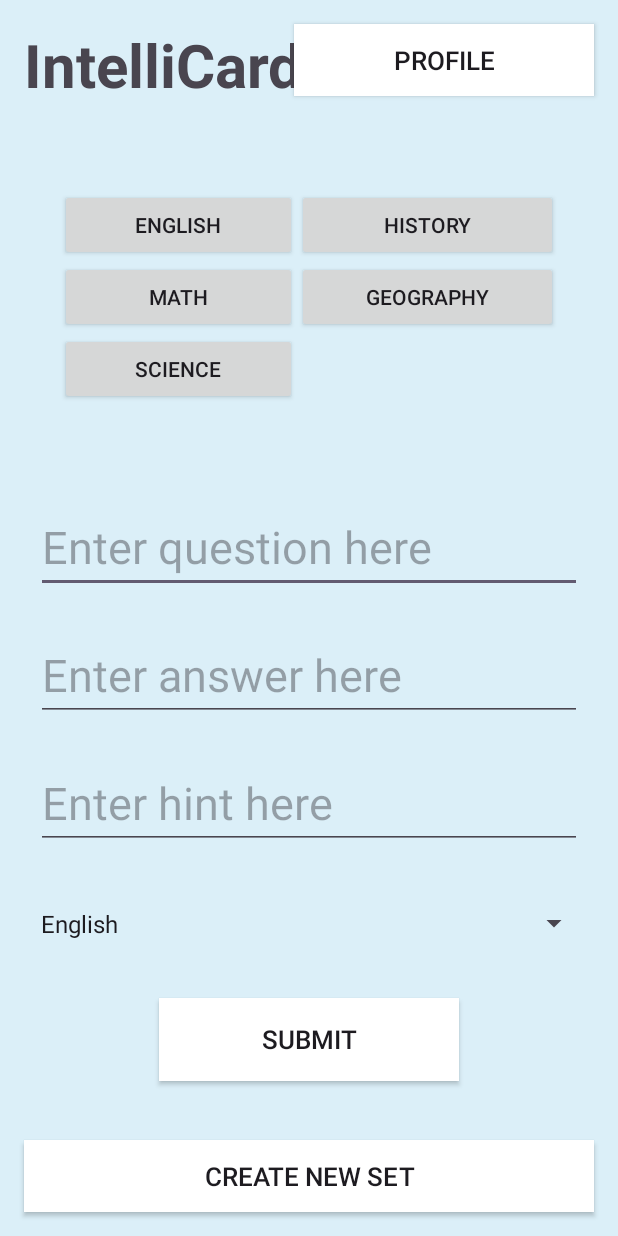
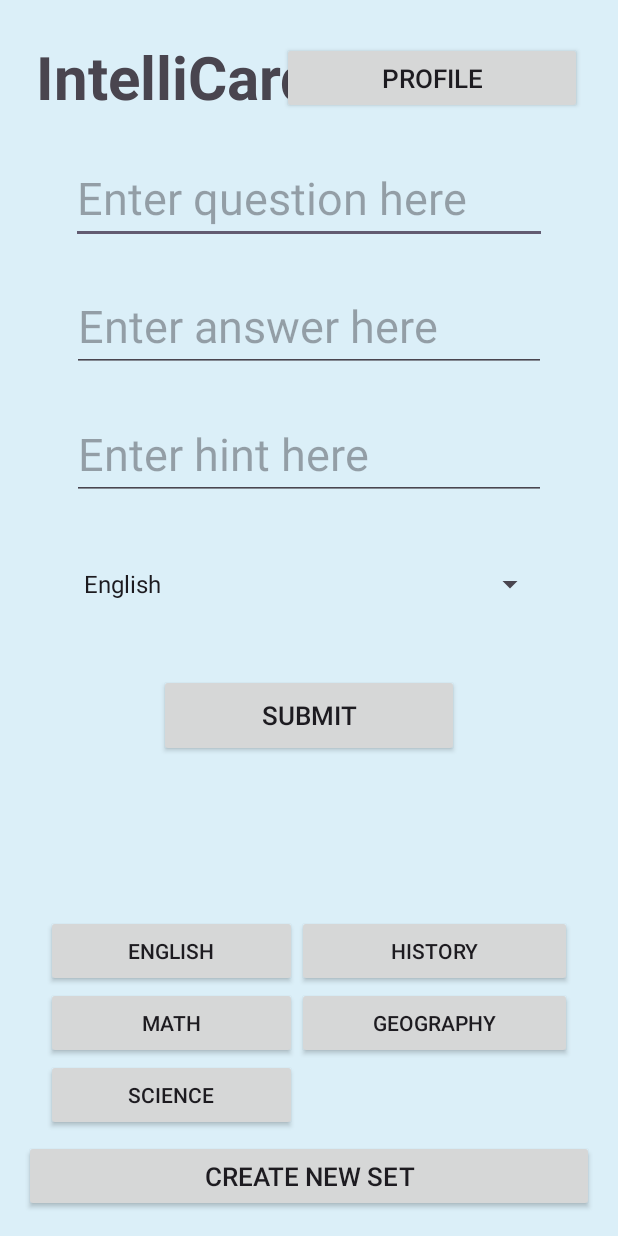
Before and after one commit to hkhan701/IntelliCards, an Android app: the MainActivity screen opened directly, with no data from a screen before it, on a phone screen of 412 x 824 dp. Run offline under Robolectric (Android 15) with nearby library versions, the phone set to English and light mode, and no system bars.

Commit message:
Updated appearance of the main UI, incomplete.

```diff
--- a/app/src/main/res/layout/activity_main.xml
+++ b/app/src/main/res/layout/activity_main.xml
@@ -8,12 +8,13 @@
     android:background="#dbeff8">
 
     <!-- Header with Title and Profile Button -->
+
     <TextView
         android:id="@+id/headerTitle"
         android:layout_width="wrap_content"
         android:layout_height="wrap_content"
-        android:layout_marginStart="16dp"
-        android:layout_marginTop="16dp"
+        android:layout_marginStart="24dp"
+        android:layout_marginTop="24dp"
         android:text="@string/appName"
         android:textSize="40sp"
         android:textStyle="bold"
@@ -24,41 +25,46 @@
         android:id="@+id/profileButton"
         android:layout_width="200dp"
         android:layout_height="wrap_content"
-        android:layout_marginEnd="16dp"
-        android:layout_marginTop="16dp"
+        android:layout_marginTop="28dp"
+        android:layout_marginEnd="24dp"
         android:text="@string/profile"
         android:textSize="17sp"
-        android:background="@color/cardview_light_background"
+        app:iconSize="20dp"
         app:layout_constraintEnd_toEndOf="parent"
         app:layout_constraintTop_toTopOf="parent" />
 
     <!-- Create New Flashcard -->
+
     <EditText
         android:id="@+id/question"
         android:layout_width="0dp"
         android:layout_height="wrap_content"
-        android:layout_margin="24dp"
+        android:layout_margin="23dp"
+        android:layout_marginTop="448dp"
         android:autofillHints="question"
         android:ems="10"
         android:hint="@string/questionPlaceHolder"
         android:inputType="text"
         android:textSize="30sp"
-        app:layout_constraintEnd_toEndOf="parent"
-        app:layout_constraintStart_toStartOf="parent"
-        app:layout_constraintTop_toBottomOf="@+id/scrollView3"/>
+        app:layout_constraintEnd_toEndOf="@id/profileButton"
+        app:layout_constraintHorizontal_bias="0.478"
+        app:layout_constraintStart_toStartOf="@+id/headerTitle"
+        app:layout_constraintTop_toBottomOf="@+id/headerTitle" />
 
     <EditText
         android:id="@+id/answer"
         android:layout_width="0dp"
         android:layout_height="wrap_content"
         android:layout_margin="24dp"
+        android:layout_marginTop="50dp"
         android:autofillHints="answer"
         android:ems="10"
         android:hint="@string/answerPlaceHolder"
         android:inputType="text"
         android:textSize="30sp"
-        app:layout_constraintEnd_toEndOf="parent"
-        app:layout_constraintStart_toStartOf="parent"
+        app:layout_constraintEnd_toEndOf="@+id/profileButton"
+        app:layout_constraintHorizontal_bias="0.347"
+        app:layout_constraintStart_toStartOf="@+id/headerTitle"
         app:layout_constraintTop_toBottomOf="@+id/question"/>
 
     <EditText
@@ -66,39 +72,39 @@
         android:layout_width="0dp"
         android:layout_height="wrap_content"
         android:layout_margin="24dp"
+        android:layout_marginTop="50dp"
         android:autofillHints="hint"
         android:ems="10"
         android:hint="@string/hintText"
         android:inputType="text"
         android:textSize="30sp"
-        app:layout_constraintEnd_toEndOf="parent"
-        app:layout_constraintStart_toStartOf="parent"
+        app:layout_constraintEnd_toEndOf="@+id/profileButton"
+        app:layout_constraintHorizontal_bias="0.347"
+        app:layout_constraintStart_toStartOf="@+id/headerTitle"
         app:layout_constraintTop_toBottomOf="@+id/answer"/>
 
     <Spinner
         android:id="@+id/flashcardSetSpinner"
-        android:layout_width="374dp"
-        android:layout_height="67dp"
-        android:layout_marginTop="16dp"
-        app:layout_constraintEnd_toEndOf="parent"
-        app:layout_constraintStart_toStartOf="parent"
-        app:layout_constraintTop_toBottomOf="@+id/hint" />
+        android:layout_width="0dp"
+        android:layout_margin="24dp"
+        android:layout_height="64dp"
+        android:layout_marginTop="30dp"
+        app:layout_constraintEnd_toEndOf="@+id/profileButton"
+        app:layout_constraintHorizontal_bias="0.347"
+        app:layout_constraintStart_toStartOf="@+id/headerTitle"
+        app:layout_constraintTop_toBottomOf="@+id/hint"/>
 
     <Button
         android:id="@+id/submitFlashcard"
         android:layout_width="200dp"
         android:layout_height="55dp"
-        android:layout_marginTop="16dp"
+        android:layout_marginTop="28dp"
         android:text="@string/submitBtnText"
-        android:background="@color/cardview_light_background"
         android:textSize="17sp"
+        app:layout_constraintEnd_toEndOf="parent"
         app:layout_constraintStart_toStartOf="parent"
-        app:layout_constraintEnd_toEndOf="parent"
-        app:layout_constraintTop_toBottomOf="@+id/flashcardSetSpinner"/>
+        app:layout_constraintTop_toBottomOf="@+id/flashcardSetSpinner" />
 
-    <!-- Create Set Button -->
-
-    <!-- GridLayout for Flashcard Sets -->
     <Button
         android:id="@+id/createNewSetButton"
         android:layout_width="0dp"
@@ -106,7 +112,6 @@
         android:layout_margin="16dp"
         android:layout_marginBottom="16dp"
         android:text="@string/createSetBtnText"
-        android:background="@color/cardview_light_background"
         android:textSize="17sp"
         app:layout_constraintBottom_toBottomOf="parent"
         app:layout_constraintEnd_toEndOf="parent"
@@ -117,15 +122,19 @@
         android:id="@+id/scrollView3"
         android:layout_width="match_parent"
         android:layout_height="0dp"
-        android:layout_marginTop="16dp"
-        app:layout_constraintTop_toBottomOf="@id/headerTitle">
+        android:layout_marginTop="100dp"
+        android:layout_marginBottom="100dp"
+        android:layout_marginStart="25dp"
+        android:layout_marginEnd="25dp"
+        app:layout_constraintTop_toBottomOf="@id/submitFlashcard">
 
         <GridLayout
             android:id="@+id/gridLayout"
             android:layout_width="match_parent"
-            android:layout_height="wrap_content"
+            android:layout_height="match_parent"
             android:columnCount="2"
-            android:padding="40dp" />
+            android:padding="5dp" />
     </ScrollView>
 
+
 </androidx.constraintlayout.widget.ConstraintLayout>
```
Also changed, not shown: app/src/main/res/layout/flashcard_view.xml (+30 -15 lines), app/src/main/res/layout/flashcardset_item.xml (+4 -3 lines), app/src/main/res/values/strings.xml (+7 -0 lines).
